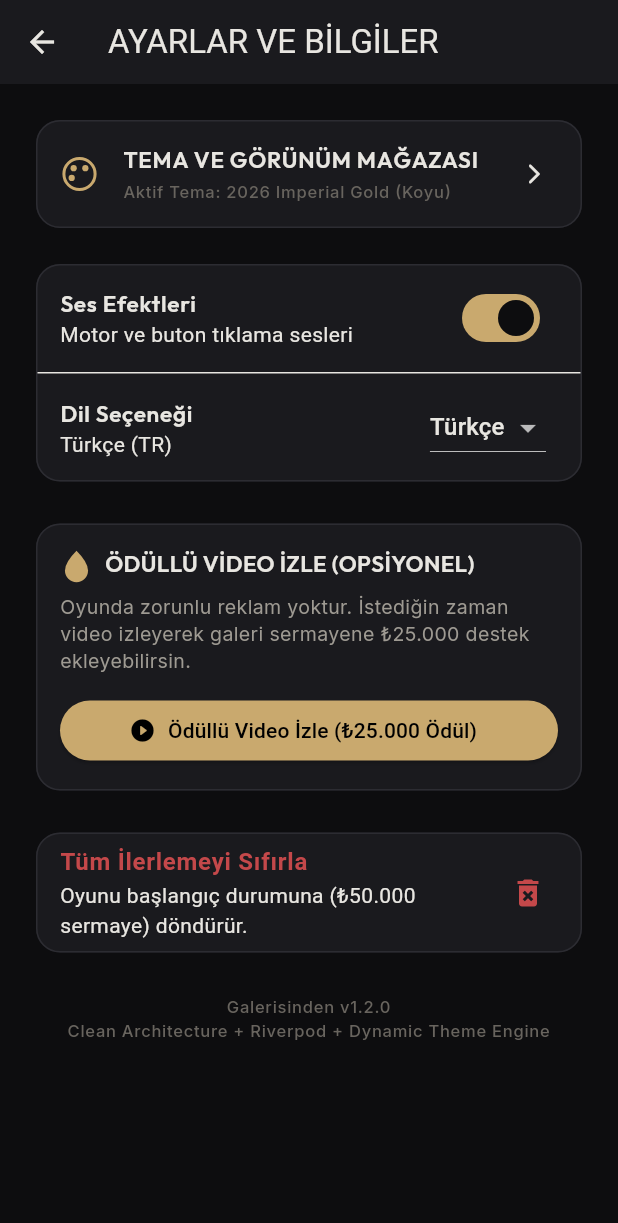
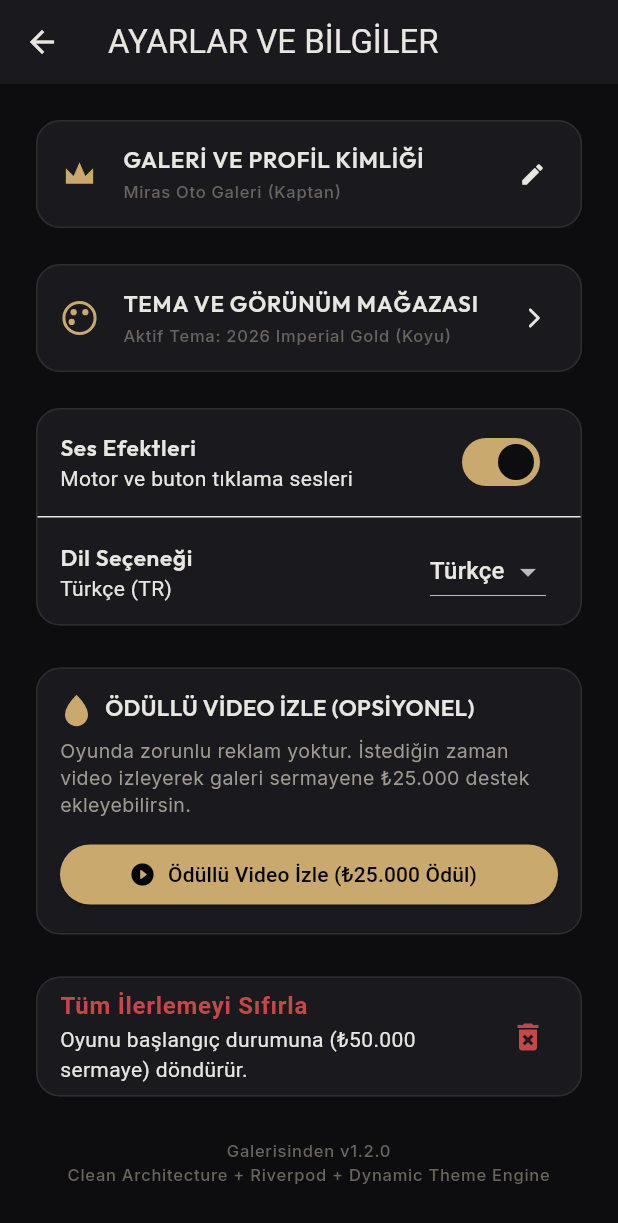
Before and after one commit to balax-studio/galeriden, a Flutter app: the DashboardScreen screen opened by its route, after a tap on "Topla", after a tap on the "settings" icon, on a phone screen of 412 x 824 dp. Shown: the top 1223 px of the screen. Run offline on Flutter 3.47's test engine with Material 3 defaults, Android fonts, the phone set to English and light mode, and no system bars; our stand-ins replace flutter_riverpod, go_router, google_fonts, shared_preferences; accounts and stored records are empty.

Commit message:
feat: dealership identity customization (name, gallery, emblem) and global tutorial skip button

```diff
--- a/lib/data/models/dealership_model.dart
+++ b/lib/data/models/dealership_model.dart
@@ -28,6 +28,9 @@ class DealershipModel {
   final List<PartOrderModel> pendingOrders;
   final bool tutorialCompleted;
   final int tutorialStepIndex;
+  final String playerName;
+  final String dealershipName;
+  final String logoEmblemId;
 
   DealershipModel({
     required this.balance,
@@ -49,6 +52,9 @@ class DealershipModel {
     this.pendingOrders = const [],
     this.tutorialCompleted = false,
     this.tutorialStepIndex = 0,
+    this.playerName = 'Kaptan',
+    this.dealershipName = 'Miras Oto Galeri',
+    this.logoEmblemId = 'crown',
   });
 
   factory DealershipModel.initial() {
@@ -141,6 +147,9 @@ class DealershipModel {
       'pendingOrders': pendingOrders.map((p) => p.toJson()).toList(),
       'tutorialCompleted': tutorialCompleted,
       'tutorialStepIndex': tutorialStepIndex,
+      'playerName': playerName,
+      'dealershipName': dealershipName,
+      'logoEmblemId': logoEmblemId,
     };
   }
 
@@ -183,6 +192,9 @@ class DealershipModel {
           const [],
       tutorialCompleted: json['tutorialCompleted'] as bool? ?? false,
       tutorialStepIndex: json['tutorialStepIndex'] as int? ?? 0,
+      playerName: json['playerName'] as String? ?? 'Kaptan',
+      dealershipName: json['dealershipName'] as String? ?? 'Miras Oto Galeri',
+      logoEmblemId: json['logoEmblemId'] as String? ?? 'crown',
     );
   }
 
@@ -206,6 +218,9 @@ class DealershipModel {
     List<PartOrderModel>? pendingOrders,
     bool? tutorialCompleted,
     int? tutorialStepIndex,
+    String? playerName,
+    String? dealershipName,
+    String? logoEmblemId,
   }) {
     return DealershipModel(
       balance: balance ?? this.balance,
@@ -227,6 +242,9 @@ class DealershipModel {
       pendingOrders: pendingOrders ?? this.pendingOrders,
       tutorialCompleted: tutorialCompleted ?? this.tutorialCompleted,
       tutorialStepIndex: tutorialStepIndex ?? this.tutorialStepIndex,
+      playerName: playerName ?? this.playerName,
+      dealershipName: dealershipName ?? this.dealershipName,
+      logoEmblemId: logoEmblemId ?? this.logoEmblemId,
     );
   }
 }
--- a/lib/presentation/screens/dashboard/dashboard_screen.dart
+++ b/lib/presentation/screens/dashboard/dashboard_screen.dart
@@ -25,7 +25,23 @@ class DashboardScreen extends ConsumerWidget {
 
     return Scaffold(
       appBar: AppBar(
-        title: Text('GALERİSİNDEN', style: AppTypography.titleLarge(p.isDark).copyWith(letterSpacing: 2)),
+        title: Row(
+          children: [
+            VectorIconWidget(
+              type: game.logoEmblemId,
+              color: p.primaryColor,
+              size: 22,
+            ),
+            const SizedBox(width: 8),
+            Expanded(
+              child: Text(
+                game.dealershipName.toUpperCase(),
+                style: AppTypography.titleLarge(p.isDark).copyWith(letterSpacing: 1.5),
+                overflow: TextOverflow.ellipsis,
+              ),
+            ),
+          ],
+        ),
         actions: [
           IconButton(
             icon: VectorIconWidget(type: 'streak', color: p.primaryColor, size: 22),
@@ -93,7 +109,16 @@ class DashboardScreen extends ConsumerWidget {
                   Row(
                     mainAxisAlignment: MainAxisAlignment.spaceBetween,
                     children: [
-                      Text('MEVCUT SERMAYE (Karakter Detayı)', style: AppTypography.labelSmall(p.isDark)),
+                      Expanded(
+                        child: Text(
+                          'Hoş Geldin, ${game.playerName}!',
+                          style: AppTypography.labelSmall(p.isDark).copyWith(
+                            fontWeight: FontWeight.bold,
+                            color: p.primaryColor,
+                          ),
+                          overflow: TextOverflow.ellipsis,
+                        ),
+                      ),
                       Row(
                         children: [
                           Container(
--- a/lib/presentation/screens/settings/settings_screen.dart
+++ b/lib/presentation/screens/settings/settings_screen.dart
@@ -6,6 +6,7 @@ import '../../../core/theme/app_typography.dart';
 import '../../providers/game_provider.dart';
 import '../../providers/settings_provider.dart';
 import '../../widgets/app_vector_icons.dart';
+import '../../widgets/dealership_setup_sheet.dart';
 import 'theme_store_sheet.dart';
 
 class SettingsScreen extends ConsumerWidget {
@@ -14,6 +15,7 @@ class SettingsScreen extends ConsumerWidget {
   @override
   Widget build(BuildContext context, WidgetRef ref) {
     final settings = ref.watch(settingsProvider);
+    final game = ref.watch(gameProvider);
     final themeExt = Theme.of(context).extension<AppThemeExtension>()!;
     final p = themeExt.palette;
 
@@ -24,6 +26,18 @@ class SettingsScreen extends ConsumerWidget {
       body: ListView(
         padding: const EdgeInsets.all(20),
         children: [
+          // Dealership Identity Customization Card
+          Card(
+            child: ListTile(
+              leading: VectorIconWidget(type: game.logoEmblemId, color: p.primaryColor, size: 26),
+              title: Text('GALERİ VE PROFİL KİMLİĞİ', style: AppTypography.titleLarge(p.isDark).copyWith(fontSize: 15)),
+              subtitle: Text('${game.dealershipName} (${game.playerName})', style: AppTypography.labelSmall(p.isDark)),
+              trailing: const Icon(Icons.edit_rounded, size: 18),
+              onTap: () => DealershipSetupSheet.show(context),
+            ),
+          ),
+          const SizedBox(height: 16),
+
           // Theme Store Entry Button
           Card(
             child: ListTile(
--- a/lib/presentation/widgets/app_vector_icons.dart
+++ b/lib/presentation/widgets/app_vector_icons.dart
@@ -126,6 +126,69 @@ class _VectorIconPainter extends CustomPainter {
         canvas.drawPath(path, fillPaint);
         break;
 
+      case 'crown':
+        // Crown Emblem
+        final crownPath = Path();
+        crownPath.moveTo(w * 0.15, h * 0.75);
+        crownPath.lineTo(w * 0.15, h * 0.35);
+        crownPath.lineTo(w * 0.35, h * 0.55);
+        crownPath.lineTo(w * 0.50, h * 0.20);
+        crownPath.lineTo(w * 0.65, h * 0.55);
+        crownPath.lineTo(w * 0.85, h * 0.35);
+        crownPath.lineTo(w * 0.85, h * 0.75);
+        crownPath.close();
+        canvas.drawPath(crownPath, fillPaint);
+        break;
+
+      case 'shield':
+        // Shield Emblem
+        final shieldPath = Path();
+        shieldPath.moveTo(w * 0.50, h * 0.15);
+        shieldPath.lineTo(w * 0.85, h * 0.25);
+        shieldPath.lineTo(w * 0.85, h * 0.60);
+        shieldPath.quadraticBezierTo(w * 0.50, h * 0.90, w * 0.50, h * 0.90);
+        shieldPath.quadraticBezierTo(w * 0.50, h * 0.90, w * 0.15, h * 0.60);
+        shieldPath.lineTo(w * 0.15, h * 0.25);
+        shieldPath.close();
+        canvas.drawPath(shieldPath, paint);
+        break;
+
+      case 'star':
+        // Star Emblem
+        final starPath = Path();
+        starPath.moveTo(w * 0.50, h * 0.10);
+        starPath.lineTo(w * 0.62, h * 0.38);
+        starPath.lineTo(w * 0.90, h * 0.40);
+        starPath.lineTo(w * 0.68, h * 0.60);
+        starPath.lineTo(w * 0.75, h * 0.90);
+        starPath.lineTo(w * 0.50, h * 0.73);
+        starPath.lineTo(w * 0.25, h * 0.90);
+        starPath.lineTo(w * 0.32, h * 0.60);
+        starPath.lineTo(w * 0.10, h * 0.40);
+        starPath.lineTo(w * 0.38, h * 0.38);
+        starPath.close();
+        canvas.drawPath(starPath, fillPaint);
+        break;
+
+      case 'eagle':
+        // Eagle / Wings Emblem
+        final wingPath = Path();
+        wingPath.moveTo(w * 0.10, h * 0.30);
+        wingPath.lineTo(w * 0.50, h * 0.50);
+        wingPath.lineTo(w * 0.90, h * 0.30);
+        wingPath.lineTo(w * 0.75, h * 0.75);
+        wingPath.lineTo(w * 0.50, h * 0.60);
+        wingPath.lineTo(w * 0.25, h * 0.75);
+        wingPath.close();
+        canvas.drawPath(wingPath, paint);
+        break;
+
+      case 'vintage':
+        // Vintage Badge Crest
+        canvas.drawCircle(Offset(w * 0.50, h * 0.50), w * 0.38, paint);
+        canvas.drawRect(Rect.fromLTWH(w * 0.25, h * 0.42, w * 0.50, h * 0.16), fillPaint);
+        break;
+
       case 'car':
       default:
         // Minimalist Car Silhouette Icon
```
Also changed, not shown: lib/presentation/providers/game_provider.dart (+14 -0 lines), lib/presentation/widgets/dealership_setup_sheet.dart (added, +246 -0 lines), lib/presentation/widgets/tutorial_overlay.dart (+17 -8 lines), 1 other file.
